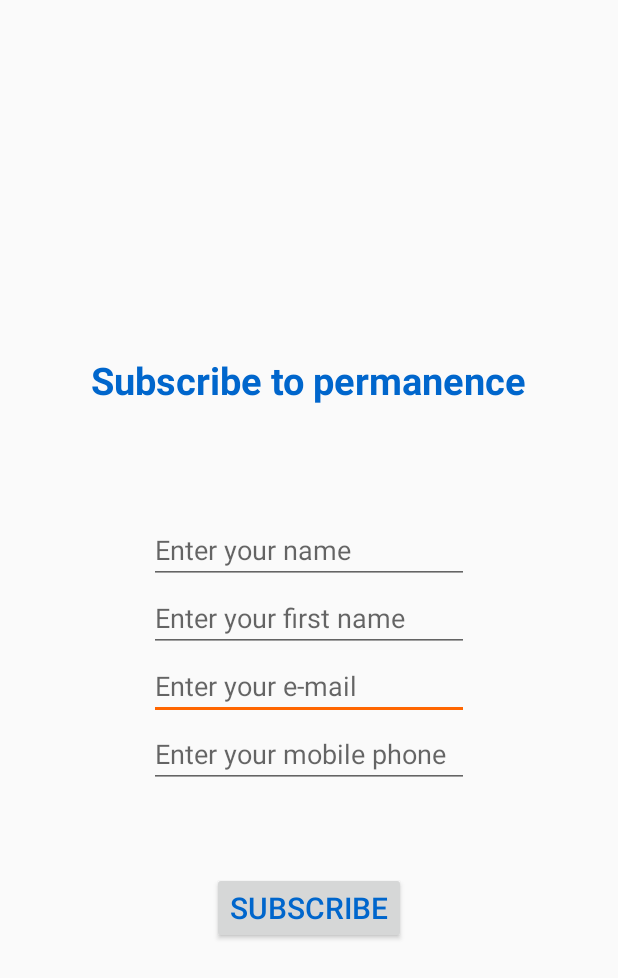
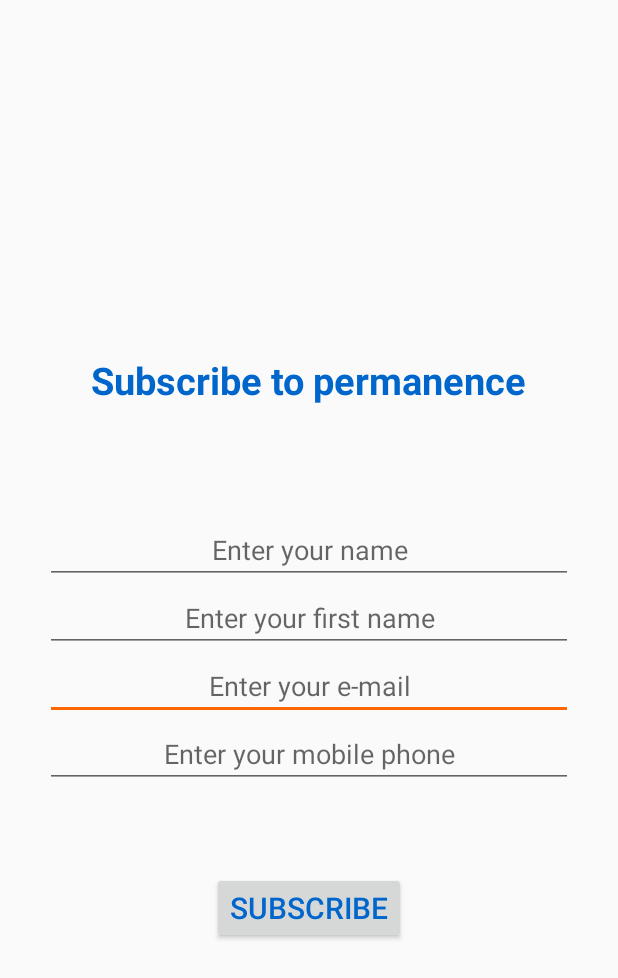
Before and after one commit to CorentinFrantz/ApplicationEKot, an Android app: the RendezVous screen opened directly, with no data from a screen before it, on a phone screen of 412 x 824 dp. Shown: the top 978 px of the screen. Run offline under Robolectric (Android 15) with nearby library versions, the light colour scheme and no system bars.

Commit message:
ModifDesign+LoginAdmin

```diff
--- a/app/src/main/res/layout/rendezvous.xml
+++ b/app/src/main/res/layout/rendezvous.xml
@@ -4,44 +4,54 @@
     android:layout_height="match_parent">
 
     <EditText
-        android:layout_width="wrap_content"
+        android:layout_width="match_parent"
         android:layout_height="wrap_content"
         android:inputType="textEmailAddress"
         android:ems="10"
         android:id="@+id/adresseMail"
         android:hint="@string/adresseMail"
         android:layout_below="@+id/prenomRendezVous"
-        android:layout_alignStart="@+id/prenomRendezVous" />
+        android:textAlignment="center"
+        android:layout_marginLeft="30dp"
+        android:layout_marginRight="30dp" />
 
     <EditText
-        android:layout_width="wrap_content"
+        android:layout_width="match_parent"
         android:layout_height="wrap_content"
         android:inputType="phone"
         android:ems="10"
         android:id="@+id/numTel"
         android:layout_below="@+id/adresseMail"
         android:layout_centerHorizontal="true"
-        android:hint="@string/numTel" />
+        android:hint="@string/numTel"
+        android:textAlignment="center"
+        android:layout_marginLeft="30dp"
+        android:layout_marginRight="30dp" />
 
     <EditText
-        android:layout_width="wrap_content"
+        android:layout_width="match_parent"
         android:layout_height="wrap_content"
         android:inputType="textPersonName"
         android:ems="10"
         android:id="@+id/prenomRendezVous"
         android:layout_centerVertical="true"
-        android:layout_alignStart="@+id/nomRendezVous"
-        android:hint="@string/prenomRendezVous" />
+        android:hint="@string/prenomRendezVous"
+        android:textAlignment="center"
+        android:layout_marginLeft="30dp"
+        android:layout_marginRight="30dp" />
 
     <EditText
-        android:layout_width="wrap_content"
+        android:layout_width="match_parent"
         android:layout_height="wrap_content"
         android:inputType="textPersonName"
         android:ems="10"
         android:id="@+id/nomRendezVous"
         android:hint="@string/nomRendezVous"
         android:layout_above="@+id/prenomRendezVous"
-        android:layout_centerHorizontal="true" />
+        android:layout_centerHorizontal="true"
+        android:textAlignment="center"
+        android:layout_marginLeft="30dp"
+        android:layout_marginRight="30dp" />
 
     <Button
         style="?android:attr/buttonStyleSmall"
```
